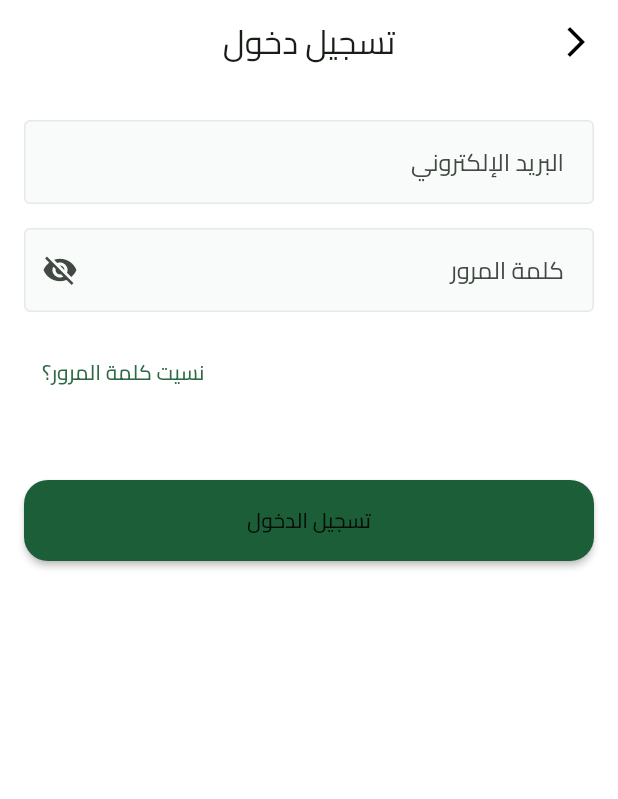
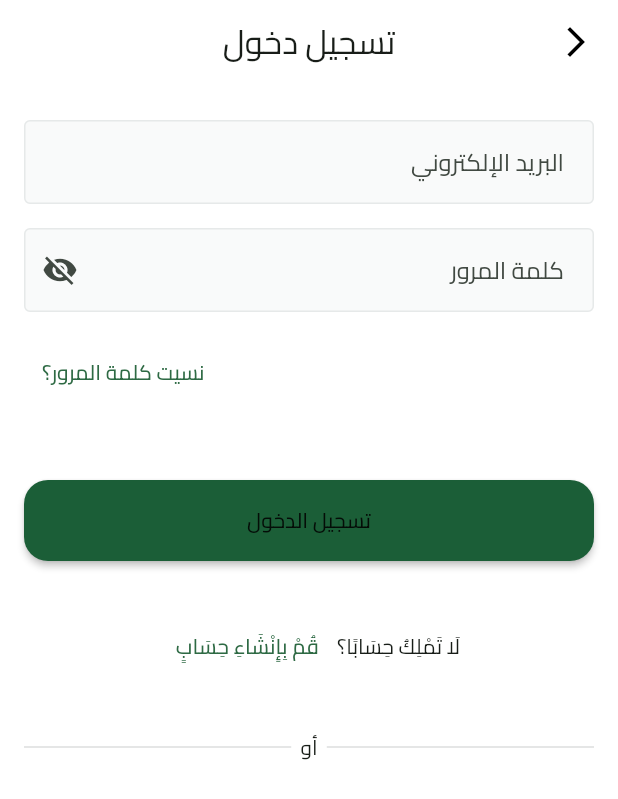
Before and after one commit to Mahmoud-Adel-Ali/Fruit_Hub_E_Commerce_App, a Flutter app: the screen it shows after launch, after a tap on "تخط", on a phone screen of 412 x 824 dp. Shown: the top 799 px of the screen. Run offline on Flutter 3.47's test engine with Material 3 defaults, Android fonts, the light colour scheme and no system bars; our stand-ins replace dots_indicator, flutter_svg, get_it, shared_preferences.

Commit message:
Add Create New Account WIdget and ( --------OR------ Widget )

```diff
--- a/lib/core/utils/app_colors.dart
+++ b/lib/core/utils/app_colors.dart
@@ -7,4 +7,7 @@ abstract class AppColors {
   static const Color secondaryColor = Color(0xFFF4A91F);
   static const Color hintTextColor = Color(0xFF949D9E);
   static const Color red = Color(0xFFD32F2F);
+  static const Color white = Colors.white;
+  static const Color black = Colors.black;
+  static const Color lightGrey = Color(0xFFDCDEDE);
 }
--- a/lib/features/auth/presentation/views/widgets/login_form.dart
+++ b/lib/features/auth/presentation/views/widgets/login_form.dart
@@ -17,10 +17,10 @@ class LoginForm extends StatelessWidget {
       children: [
         CustomEmailTextFormField(),
         CustomPasswordTextFormField(),
-        Container(
-          alignment: Alignment.centerLeft,
-          width: double.infinity,
-          child: CustomTextButton(
+        Row(
+          mainAxisAlignment: MainAxisAlignment.end,
+          children: [
+            CustomTextButton(
               text: "نسيت كلمة المرور؟",
               style: AppTextStyles.semiBold13.copyWith(
                 color: AppColors.lightPrimaryColor,
@@ -28,6 +28,7 @@ class LoginForm extends StatelessWidget {
               ),
               onPressed: () {},
             ),
+          ],
         ),
         SizedBox(height: 16),
         CustomButton(text: "تسجيل الدخول", onPressed: () {}),
--- a/lib/features/auth/presentation/views/widgets/login_view_body.dart
+++ b/lib/features/auth/presentation/views/widgets/login_view_body.dart
@@ -1,6 +1,9 @@
 import 'package:flutter/material.dart';
+import 'package:fruit_hub_e_commerce_app/core/utils/app_colors.dart';
 
 import '../../../../../constants.dart';
+import '../../../../../core/utils/app_text_styles.dart';
+import '../../../../../core/widgets/custom_text_button.dart';
 import 'login_form.dart';
 
 class LoginViewBody extends StatelessWidget {
@@ -8,15 +11,37 @@ class LoginViewBody extends StatelessWidget {
 
   @override
   Widget build(BuildContext context) {
-    return const SingleChildScrollView(
+    return SingleChildScrollView(
       child: Padding(
         padding: EdgeInsets.symmetric(horizontal: kHorizontalPadding),
         child: Column(
           children: [
-            SizedBox(height: 24),
-            LoginForm(),
-            SizedBox(height: 24),
-            SizedBox(height: 24),
+            const SizedBox(height: 24),
+            const LoginForm(),
+            const SizedBox(height: 33),
+            Row(
+              mainAxisAlignment: MainAxisAlignment.center,
+              children: [
+                Text('لَا تَمْلِكُ حِسَابًا؟', style: AppTextStyles.semiBold16),
+                CustomTextButton(
+                  text: "قُمْ بِإِنْشَاءِ حِسَابٍ",
+                  onPressed: () {},
+                ),
+              ],
+            ),
+            SizedBox(height: 33),
+            Row(
+              children: [
+                Expanded(
+                  child: Divider(color: AppColors.lightGrey, thickness: 1),
+                ),
+                Text('  أو  ', style: AppTextStyles.semiBold16),
+                Expanded(
+                  child: Divider(color: AppColors.lightGrey, thickness: 1),
+                ),
+              ],
+            ),
+            SizedBox(height: 16),
           ],
         ),
       ),
```
Lines whose indentation alone changed are shown as unchanged.
